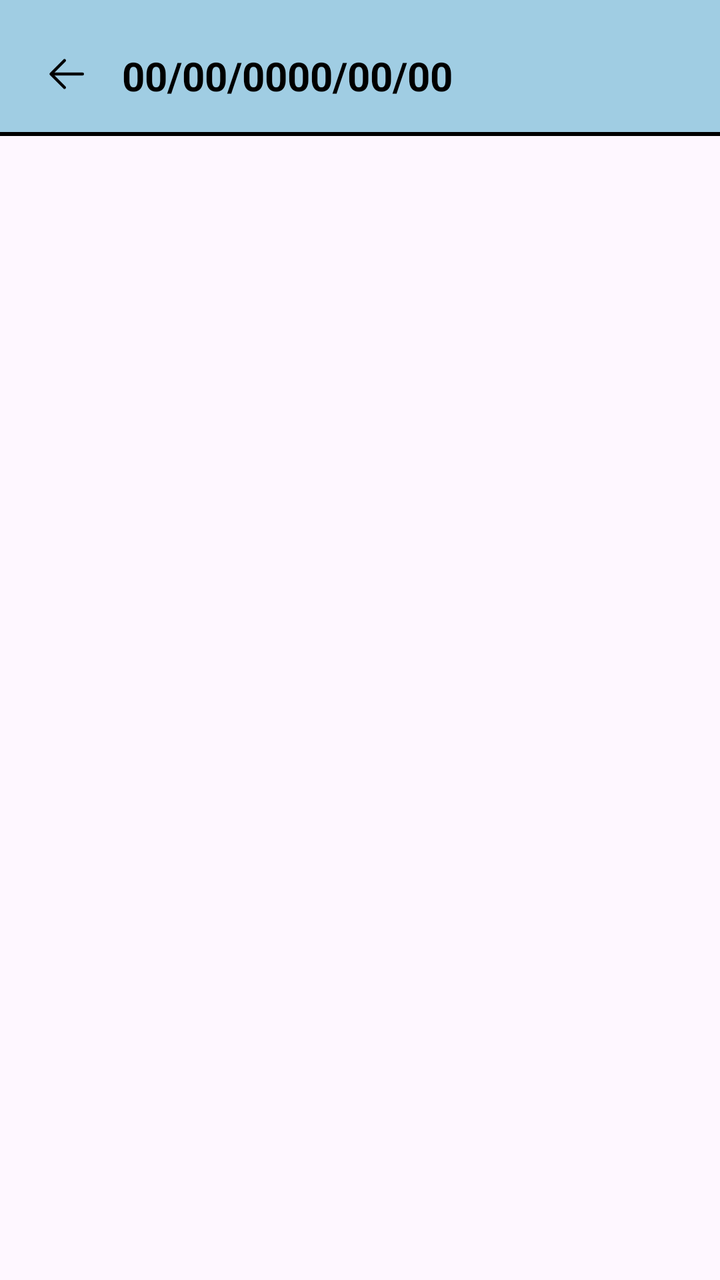
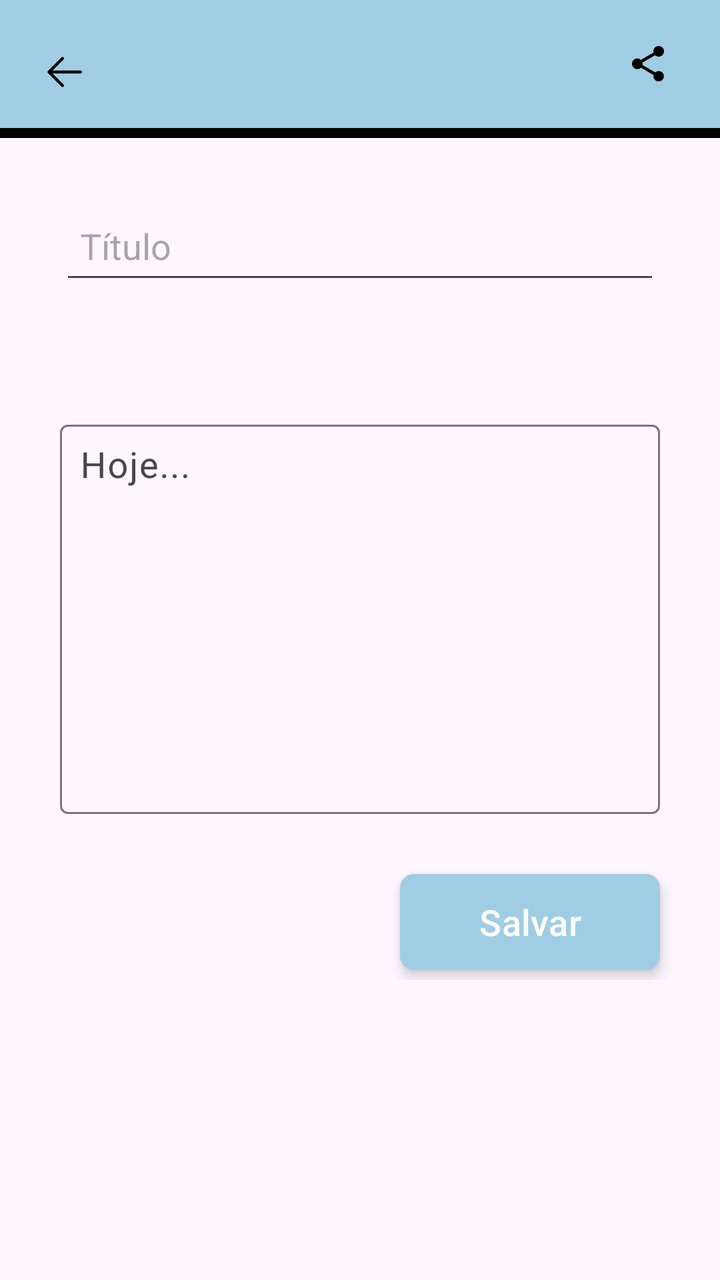

The first picture is an Android layout as it rendered before a commit; the second is the same layout after the commit. The layout source and the unified diff follow.
<!-- AndroidManifest.xml: application theme Theme.Atividade4 -->
<!-- res/layout/fragment_pagina_escrita_diario.xml -->
<?xml version="1.0" encoding="utf-8"?>
<androidx.constraintlayout.widget.ConstraintLayout xmlns:android="http://schemas.android.com/apk/res/android"
    xmlns:app="http://schemas.android.com/apk/res-auto"
    xmlns:tools="http://schemas.android.com/tools"
    android:layout_width="match_parent"
    android:layout_height="match_parent"
    tools:context=".fragment_pagina_escrita_diario">

    <LinearLayout
        android:layout_width="match_parent"
        android:layout_height="match_parent"
        app:layout_constraintBottom_toBottomOf="parent"
        app:layout_constraintEnd_toEndOf="parent"
        app:layout_constraintStart_toStartOf="parent"
        app:layout_constraintTop_toTopOf="parent"
        android:orientation="vertical">



        <com.google.android.material.appbar.MaterialToolbar
            android:id="@+id/tollbarDiario"
            android:layout_width="match_parent"
            android:layout_height="wrap_content"
            android:background="@color/color_details"
            android:padding="5dp"
            app:layout_constraintEnd_toEndOf="parent"
            app:layout_constraintStart_toStartOf="parent"
            app:layout_constraintTop_toTopOf="parent"
            app:navigationIcon="@drawable/img_voltar">

            <TextView
                android:layout_width="wrap_content"
                android:layout_height="wrap_content"
                android:paddingTop="10dp"
                android:text="Meu Diário"
                android:textColor="@color/black"
                android:textSize="20dp"
                android:textStyle="bold" />

        </com.google.android.material.appbar.MaterialToolbar>

    </LinearLayout>




    <LinearLayout
        android:layout_width="match_parent"
        android:layout_height="match_parent"
        app:layout_constraintBottom_toBottomOf="parent"
        app:layout_constraintEnd_toEndOf="parent"
        app:layout_constraintStart_toStartOf="parent"
        app:layout_constraintTop_toTopOf="parent"
        android:orientation="vertical">

    <com.google.android.material.appbar.MaterialToolbar
        android:id="@+id/tollbarDiario2"
        android:layout_width="match_parent"
        android:layout_height="wrap_content"
        android:background="@color/color_details"
        android:padding="5dp"
        app:layout_constraintEnd_toEndOf="parent"
        app:layout_constraintStart_toStartOf="parent"
        app:layout_constraintTop_toTopOf="parent"
        app:navigationIcon="@drawable/img_voltar">

        <TextView
            android:id="@+id/textviewdata"
            android:layout_width="wrap_content"
            android:layout_height="wrap_content"
            android:paddingTop="10dp"
            android:text="00/00/00"
            android:textColor="@color/black"
            android:textSize="20dp"
            android:textStyle="bold" />


        <TextView
            android:id="@+id/textviewdate"
            android:layout_width="wrap_content"
            android:layout_height="wrap_content"
            android:paddingTop="10dp"
            android:text="00/00/00"
            android:textColor="@color/black"
            android:textSize="20dp"
            android:textStyle="bold" />


    </com.google.android.material.appbar.MaterialToolbar>

    <View
        android:id="@+id/viewlinha2"
        android:layout_width="match_parent"
        android:layout_height="2dp"
        android:background="@color/black"
        />
    </LinearLayout>



</androidx.constraintlayout.widget.ConstraintLayout>
<!-- resources referenced by this layout -->
<resources>
  <color name="black">#FF000000</color>
  <color name="color_details">#A0CDE3</color>
  <!-- drawable img_voltar (drawable) -->
  <vector xmlns:android="http://schemas.android.com/apk/res/android" android:height="24dp" android:viewportHeight="1024" android:viewportWidth="1024" android:width="24dp">
        
      <path android:fillColor="#000000" android:pathData="M224,480h640a32,32 0,1 1,0 64H224a32,32 0,0 1,0 -64z"/>
        
      <path android:fillColor="#000000" android:pathData="m237.2,512 l265.4,265.3a32,32 0,0 1,-45.3 45.3l-288,-288a32,32 0,0 1,0 -45.3l288,-288a32,32 0,1 1,45.3 45.3L237.2,512z"/>
      
  </vector>
  <style name="Theme.Atividade4" parent="Base.Theme.Atividade4" />
  <style name="Base.Theme.Atividade4" parent="Theme.Material3.DayNight.NoActionBar">
  
          <item name="colorPrimary">@color/colorPrimary</item>
          <item name="colorAccent">@color/color_details</item>
  
      </style>
  <color name="colorPrimary">#A0CDE3</color>
</resources>

<!-- the commit's change to res/layout/fragment_pagina_escrita_diario.xml (unified diff, before → after) -->
@@ -1,101 +1,95 @@
 <?xml version="1.0" encoding="utf-8"?>
-<androidx.constraintlayout.widget.ConstraintLayout xmlns:android="http://schemas.android.com/apk/res/android"
+<ScrollView xmlns:android="http://schemas.android.com/apk/res/android"
     xmlns:app="http://schemas.android.com/apk/res-auto"
     xmlns:tools="http://schemas.android.com/tools"
     android:layout_width="match_parent"
     android:layout_height="match_parent"
     tools:context=".fragment_pagina_escrita_diario">
 
-    <LinearLayout
+    <androidx.constraintlayout.widget.ConstraintLayout
         android:layout_width="match_parent"
-        android:layout_height="match_parent"
-        app:layout_constraintBottom_toBottomOf="parent"
-        app:layout_constraintEnd_toEndOf="parent"
-        app:layout_constraintStart_toStartOf="parent"
-        app:layout_constraintTop_toTopOf="parent"
-        android:orientation="vertical">
+        android:layout_height="match_parent">
+
+        <com.google.android.material.appbar.MaterialToolbar
+            android:id="@+id/toolbar"
+            android:layout_width="match_parent"
+            android:layout_height="wrap_content"
+            android:background="@color/colorPrimary"
+            android:padding="4dp"
+            app:layout_constraintTop_toTopOf="parent"
+            app:layout_constraintStart_toStartOf="parent"
+            app:layout_constraintEnd_toEndOf="parent"
+            app:navigationIcon="@drawable/img_voltar">
+
+            <ImageView
+                android:layout_width="wrap_content"
+                android:layout_height="wrap_content"
+                android:src="@drawable/ic_compartilhar"
+                android:layout_gravity="end"
+                android:layout_marginEnd="20dp"
+                android:contentDescription="Compartilhar com o psicólogo"/>
+
+        </com.google.android.material.appbar.MaterialToolbar>
+
+        <LinearLayout
+            android:id="@+id/linear_layout"
+            android:layout_width="match_parent"
+            android:layout_height="match_parent"
+            android:orientation="vertical">
+
+            <View
+                android:id="@+id/viewlinha"
+                android:layout_width="match_parent"
+                android:layout_height="5dp"
+                android:background="@color/black"
+                app:layout_anchor="@+id/toolbar"
+                app:layout_anchorGravity="bottom|center"
+                android:layout_marginTop="?attr/actionBarSize"/>
+
+            <EditText
+                android:id="@+id/edit_Text"
+                android:layout_width="match_parent"
+                android:layout_height="48dp"
+                android:layout_margin="30dp"
+                android:padding="10dp"
+                android:textSize="18sp"
+                android:hint="Título"/>
 
 
 
-        <com.google.android.material.appbar.MaterialToolbar
-            android:id="@+id/tollbarDiario"
-            android:layout_width="match_parent"
-            android:layout_height="wrap_content"
-            android:background="@color/color_details"
-            android:padding="5dp"
-            app:layout_constraintEnd_toEndOf="parent"
-            app:layout_constraintStart_toStartOf="parent"
-            app:layout_constraintTop_toTopOf="parent"
-            app:navigationIcon="@drawable/img_voltar">
+            <com.google.android.material.textfield.TextInputLayout
+                android:layout_width="match_parent"
+                android:layout_height="200dp"
+                android:layout_margin="30dp"
+                android:hint="Hoje...">
 
-            <TextView
-                android:layout_width="wrap_content"
+                <com.google.android.material.textfield.TextInputEditText
+                    android:layout_width="match_parent"
+                    android:layout_height="match_parent"
+                    android:inputType="textMultiLine|textCapSentences"
+                    android:gravity="top|start"
+                    android:scrollbars="vertical"
+                    android:padding="10dp"
+                    android:textSize="18sp"/>
+
+            </com.google.android.material.textfield.TextInputLayout>
+
+            <com.google.android.material.button.MaterialButton
+                android:layout_width="match_parent"
                 android:layout_height="wrap_content"
-                android:paddingTop="10dp"
-                android:text="Meu Diário"
-                android:textColor="@color/black"
-                android:textSize="20dp"
-                android:textStyle="bold" />
-
-        </com.google.android.material.appbar.MaterialToolbar>
-
-    </LinearLayout>
+                android:text="Salvar"
+                android:textSize="18sp"
+                android:layout_marginStart="200dp"
+                android:layout_marginEnd="30dp"
+                android:layout_marginBottom="5dp"
+                android:elevation="8dp"
+                android:translationZ="4dp"
+                android:background="@drawable/bg_btn"/>
 
 
+        </LinearLayout>
+
+    </androidx.constraintlayout.widget.ConstraintLayout>
 
 
-    <LinearLayout
-        android:layout_width="match_parent"
-        android:layout_height="match_parent"
-        app:layout_constraintBottom_toBottomOf="parent"
-        app:layout_constraintEnd_toEndOf="parent"
-        app:layout_constraintStart_toStartOf="parent"
-        app:layout_constraintTop_toTopOf="parent"
-        android:orientation="vertical">
-
-    <com.google.android.material.appbar.MaterialToolbar
-        android:id="@+id/tollbarDiario2"
-        android:layout_width="match_parent"
-        android:layout_height="wrap_content"
-        android:background="@color/color_details"
-        android:padding="5dp"
-        app:layout_constraintEnd_toEndOf="parent"
-        app:layout_constraintStart_toStartOf="parent"
-        app:layout_constraintTop_toTopOf="parent"
-        app:navigationIcon="@drawable/img_voltar">
-
-        <TextView
-            android:id="@+id/textviewdata"
-            android:layout_width="wrap_content"
-            android:layout_height="wrap_content"
-            android:paddingTop="10dp"
-            android:text="00/00/00"
-            android:textColor="@color/black"
-            android:textSize="20dp"
-            android:textStyle="bold" />
-
-
-        <TextView
-            android:id="@+id/textviewdate"
-            android:layout_width="wrap_content"
-            android:layout_height="wrap_content"
-            android:paddingTop="10dp"
-            android:text="00/00/00"
-            android:textColor="@color/black"
-            android:textSize="20dp"
-            android:textStyle="bold" />
-
-
-    </com.google.android.material.appbar.MaterialToolbar>
-
-    <View
-        android:id="@+id/viewlinha2"
-        android:layout_width="match_parent"
-        android:layout_height="2dp"
-        android:background="@color/black"
-        />
-    </LinearLayout>
-
-
-
-</androidx.constraintlayout.widget.ConstraintLayout>
+</ScrollView>
<!-- resource entries referenced after the edit -->
@@ -18,5 +18,20 @@
   
       </style>
   <color name="colorPrimary">#A0CDE3</color>
+  <!-- drawable bg_btn (drawable) -->
+  <?xml version="1.0" encoding="utf-8"?>
+  <shape xmlns:android="http://schemas.android.com/apk/res/android"
+      android:shape="rectangle">
+  
+      <solid android:color="@color/black"/>
+      <corners android:radius="7dp"/>
+    
+  </shape>
+  <!-- drawable ic_compartilhar (drawable) -->
+  <vector xmlns:android="http://schemas.android.com/apk/res/android" android:height="24dp" android:viewportHeight="24" android:viewportWidth="24" android:width="24dp">
+        
+      <path android:fillColor="#000000" android:pathData="M15.591,16.2C16.053,15.782 16.658,15.516 17.333,15.516C18.764,15.516 19.929,16.68 19.929,18.111C19.929,19.542 18.764,20.707 17.333,20.707C15.902,20.707 14.738,19.542 14.738,18.111C14.738,17.916 14.764,17.72 14.809,17.533L8.48,13.836C8,14.28 7.369,14.556 6.667,14.556C5.191,14.556 4,13.364 4,11.889C4,10.413 5.191,9.222 6.667,9.222C7.369,9.222 8,9.498 8.48,9.942L14.747,6.289C14.702,6.084 14.667,5.88 14.667,5.667C14.667,4.191 15.858,3 17.333,3C18.809,3 20,4.191 20,5.667C20,7.142 18.809,8.333 17.333,8.333C16.631,8.333 16,8.058 15.52,7.613L9.253,11.267C9.298,11.471 9.333,11.676 9.333,11.889C9.333,12.102 9.298,12.307 9.253,12.511L15.591,16.2Z"/>
+      
+  </vector>
 </resources>
 
